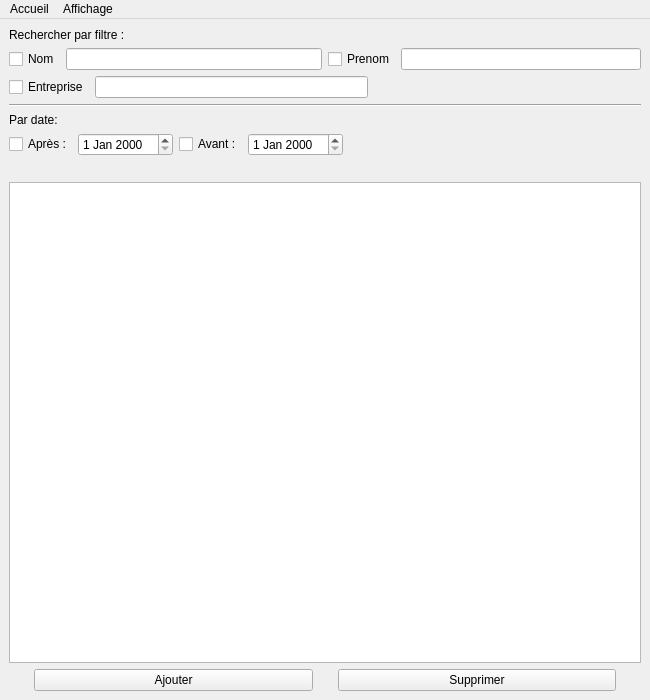
Qt form interfaces/Accueil.ui (Gibus21250/CDAA) before a commit.
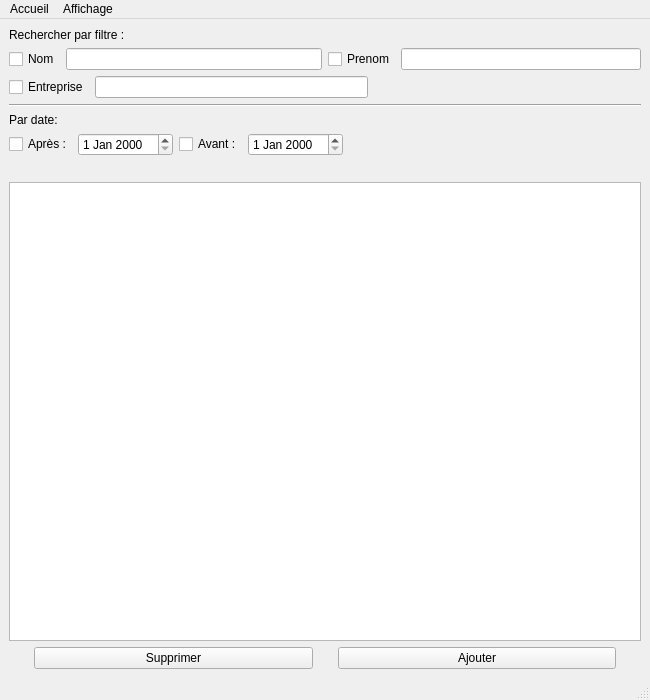
The same form after that commit. Icons and pictures are not drawn.

Diff of the .ui file:
```diff
--- a/interfaces/Accueil.ui
+++ b/interfaces/Accueil.ui
@@ -187,13 +187,6 @@
       <property name="rightMargin">
        <number>25</number>
       </property>
-      <item>
-       <widget class="QPushButton" name="b_Ajouter">
-        <property name="text">
-         <string>Ajouter</string>
-        </property>
-       </widget>
-      </item>
       <item>
        <widget class="QPushButton" name="b_Supprimer">
         <property name="text">
@@ -201,6 +194,13 @@
         </property>
        </widget>
       </item>
+      <item>
+       <widget class="QPushButton" name="b_Ajouter">
+        <property name="text">
+         <string>Ajouter</string>
+        </property>
+       </widget>
+      </item>
      </layout>
     </item>
    </layout>
@@ -246,7 +246,11 @@
    <addaction name="menuAccueil"/>
    <addaction name="menuAffichage"/>
   </widget>
-  <action name="actionContact">
+  <widget class="QStatusBar" name="statusBar"/>
+  <action name="actionOuvrirBDD">
+   <property name="icon">
+    <iconset theme="document-open"/>
+   </property>
    <property name="text">
     <string>depuis BDD</string>
    </property>
```
Left out of the diff: 7 changed lines with no effect on the pictures.
